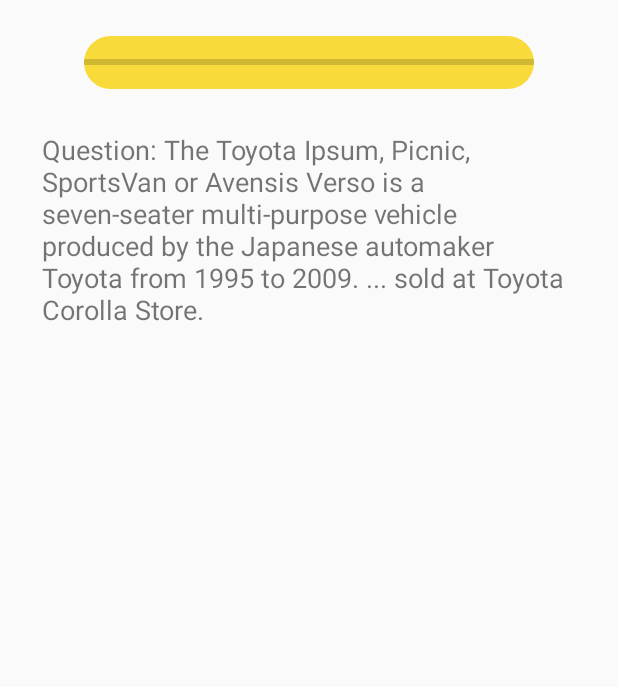
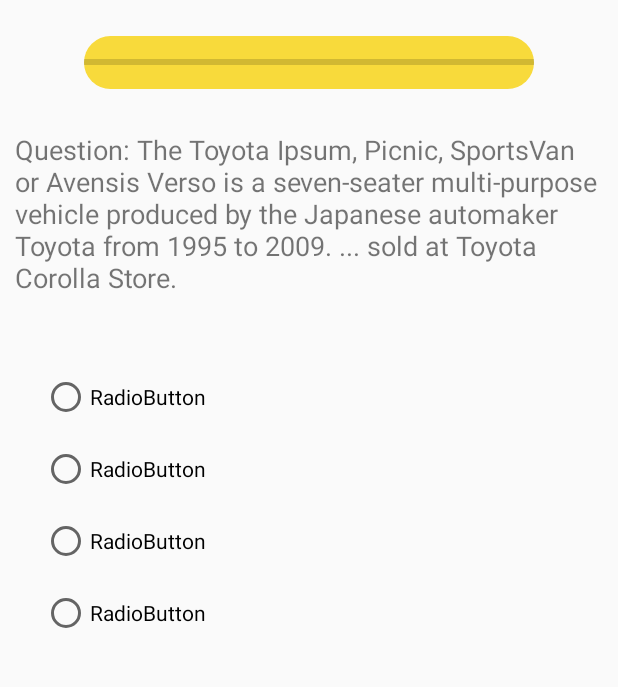
Before and after one commit to manasvityagi/A3, an Android app: the QuizActivity screen opened directly, with no data from a screen before it, on a phone screen of 412 x 824 dp, the part 150-837 px from its top. Run offline under Robolectric (Android 15) with nearby library versions, the phone set to English and light mode, and no system bars; 1 statement that could not run was skipped.

Commit message:
dev screen

```diff
--- a/app/src/main/res/layout/activity_quiz.xml
+++ b/app/src/main/res/layout/activity_quiz.xml
@@ -42,12 +42,51 @@
 
     <TextView
         android:id="@+id/QuestionStatement"
-        android:layout_width="350dp"
+        android:layout_width="390dp"
         android:layout_height="wrap_content"
-        android:layout_marginStart="28dp"
+        android:minHeight="145dp"
+        android:layout_marginStart="10dp"
         android:layout_marginTop="28dp"
         android:text="@string/question_text"
         android:textSize="18sp"
         app:layout_constraintStart_toStartOf="parent"
         app:layout_constraintTop_toBottomOf="@+id/progressBar1" />
+
+    <RadioButton
+        android:id="@+id/radioButton1"
+        android:layout_width="wrap_content"
+        android:layout_height="wrap_content"
+        android:layout_marginStart="28dp"
+        android:layout_marginTop="16dp"
+        android:text="RadioButton"
+        app:layout_constraintStart_toStartOf="parent"
+        app:layout_constraintTop_toBottomOf="@+id/QuestionStatement" />
+
+    <RadioButton
+        android:id="@+id/radioButton2"
+        android:layout_width="wrap_content"
+        android:layout_height="wrap_content"
+        android:layout_marginStart="28dp"
+        android:layout_marginTop="16dp"
+        android:text="RadioButton"
+        app:layout_constraintStart_toStartOf="parent"
+        app:layout_constraintTop_toBottomOf="@+id/radioButton1" />
+    <RadioButton
+        android:id="@+id/radioButton3"
+        android:layout_width="wrap_content"
+        android:layout_height="wrap_content"
+        android:layout_marginStart="28dp"
+        android:layout_marginTop="16dp"
+        android:text="RadioButton"
+        app:layout_constraintStart_toStartOf="parent"
+        app:layout_constraintTop_toBottomOf="@+id/radioButton2" />
+    <RadioButton
+        android:id="@+id/radioButton4"
+        android:layout_width="wrap_content"
+        android:layout_height="wrap_content"
+        android:layout_marginStart="28dp"
+        android:layout_marginTop="16dp"
+        android:text="RadioButton"
+        app:layout_constraintStart_toStartOf="parent"
+        app:layout_constraintTop_toBottomOf="@+id/radioButton3" />
 </androidx.constraintlayout.widget.ConstraintLayout>
```
